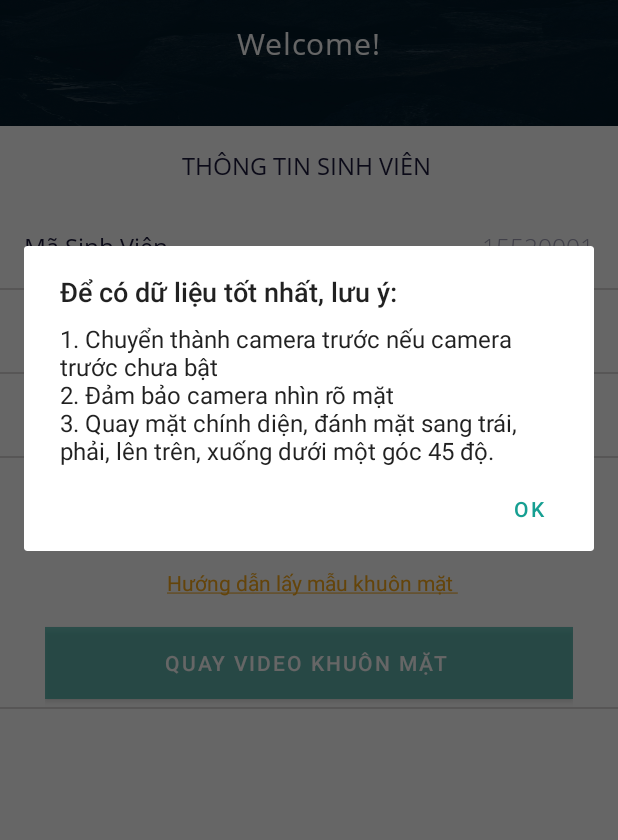
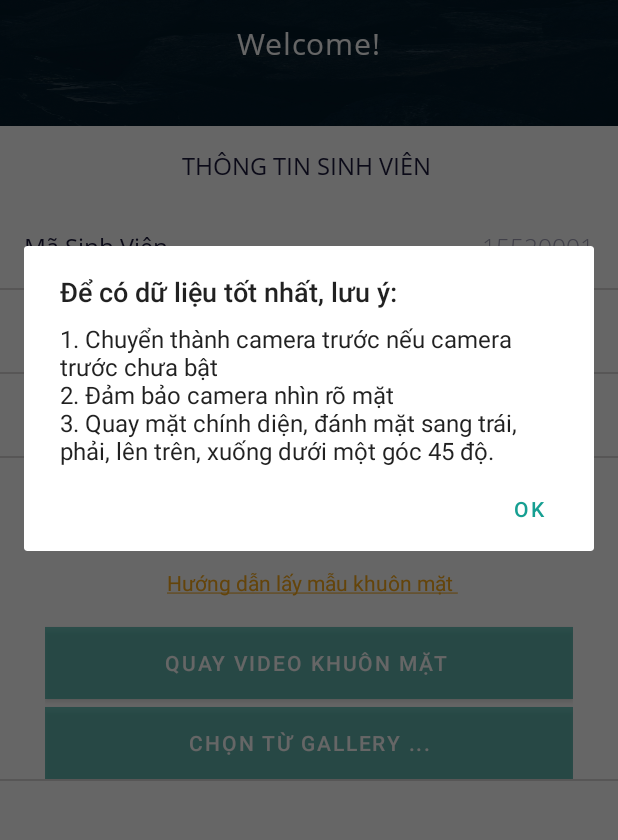
Before and after one commit to Attendace-Sys/AttendanceForStudent, an Android app: the CreateProfileActivity screen opened directly, with no data from a screen before it, after a tap on "Hướng dẫn lấy mẫu khuôn mặt", on a phone screen of 412 x 824 dp, the part 219-1059 px from its top. Run offline under Robolectric (Android 15) with nearby library versions, the phone set to English and light mode, and no system bars; Roboto replaces fonts that are not available here.

Commit message:
Show choose form gallery

```diff
--- a/app/src/main/java/com/project/attendanceforstudent/CreateProfileActivity.java
+++ b/app/src/main/java/com/project/attendanceforstudent/CreateProfileActivity.java
@@ -72,6 +72,10 @@ public class CreateProfileActivity extends AppCompatActivity {
         name = (EditText) findViewById(R.id.student_name);
         id = (EditText) findViewById(R.id.student_id);
         mail = (EditText)findViewById(R.id.email);
+
+        id.setText(Global.studentid);
+        name.setText(Global.studentname);
+        mail.setText(Global.email);
 
         txtGuide = findViewById(R.id.txtGuide);
 
--- a/app/src/main/java/com/project/attendanceforstudent/Networking/AppConfig.java
+++ b/app/src/main/java/com/project/attendanceforstudent/Networking/AppConfig.java
@@ -14,7 +14,7 @@ import retrofit2.converter.gson.GsonConverterFactory;
 public class AppConfig {
 
     //public static String BASE_URL = "https://deploy-attendance-release-ver-3.azurewebsites.net/";
-    public static String BASE_URL = "http://192.168.1.4:8000/";
+    public static String BASE_URL = "http://192.168.1.5:8000/";
 
     private static Retrofit retrofit;
 
--- a/app/src/main/java/com/project/attendanceforstudent/ProfileFragment.java
+++ b/app/src/main/java/com/project/attendanceforstudent/ProfileFragment.java
@@ -72,6 +72,7 @@ public class ProfileFragment extends Fragment {
             public void onClick(View v) {
 //                captureVideo();
                 Intent intent = new Intent(getContext(), CreateProfileActivity.class);
+
                 startActivity(intent);
             }
         });
--- a/app/src/main/res/layout/activity_create_profile.xml
+++ b/app/src/main/res/layout/activity_create_profile.xml
@@ -241,8 +241,7 @@
                     android:layout_height="wrap_content"
                     android:layout_weight="1"
                     android:background="#9C016951"
-                    android:text="Chọn từ gallery ..."
-                    android:visibility="gone"/>
+                    android:text="Chọn từ gallery ..." />
 
             </LinearLayout>
 
```
